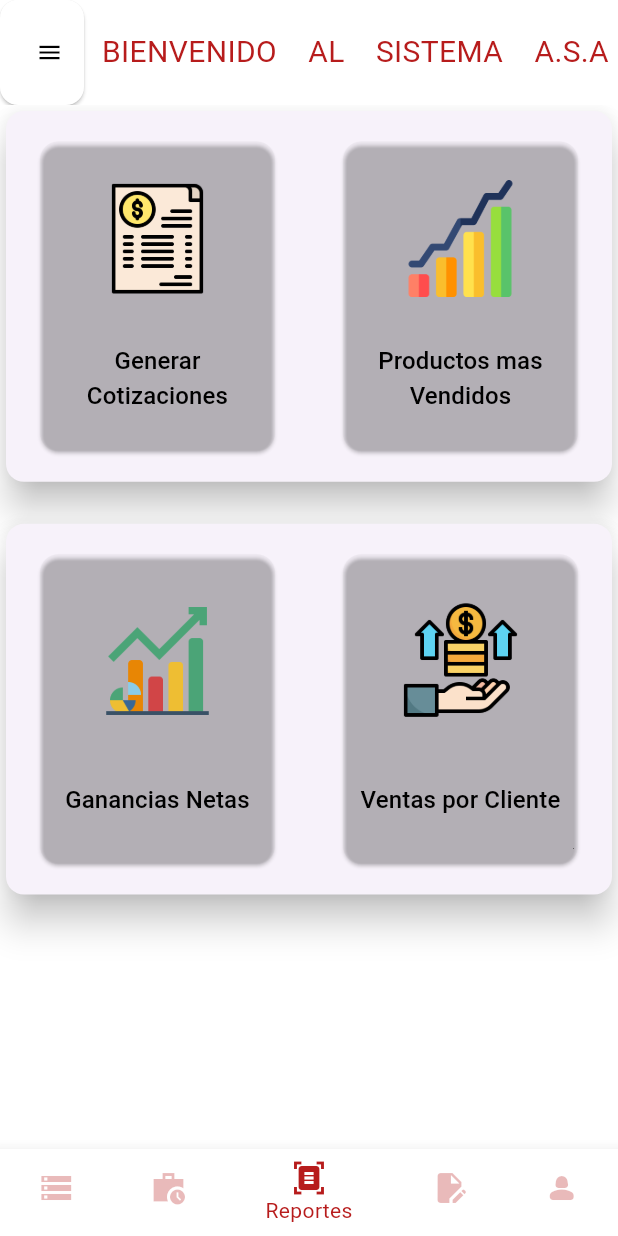
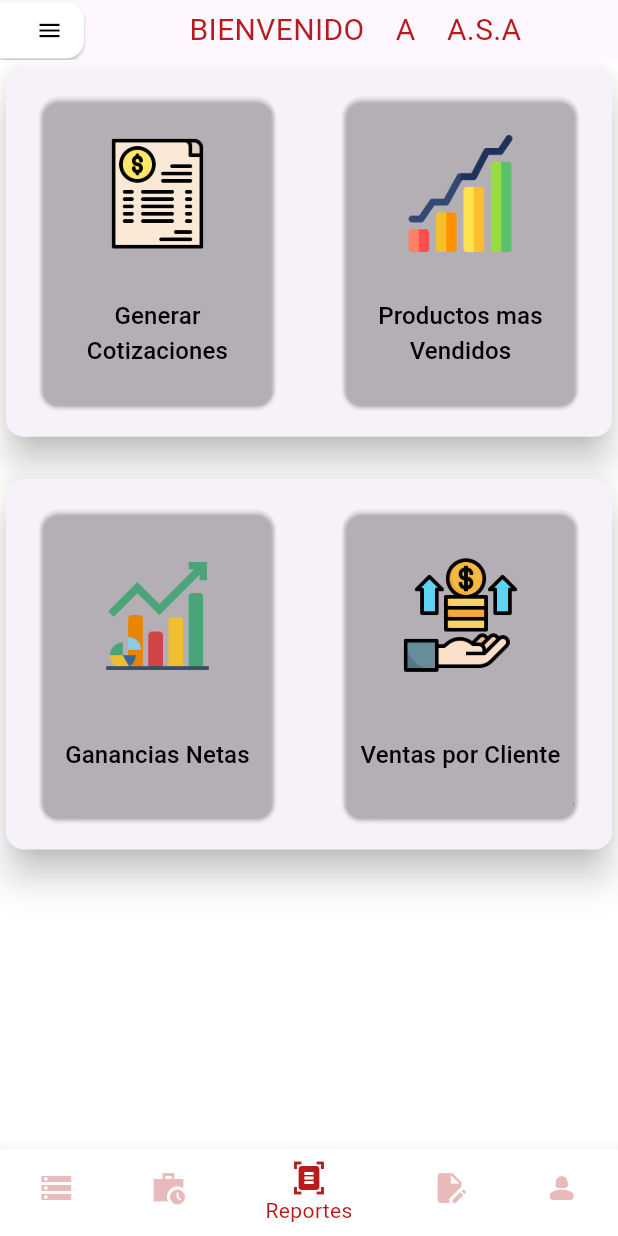
Before and after one commit to LuisCalleLazo/SanAndres_Mobile, a Flutter app: the HomePage screen opened by its route, swiped to page 3, on a phone screen of 412 x 824 dp. Run offline on Flutter 3.47's test engine with Material 3 defaults, Android fonts, the phone set to English and light mode, and no system bars; our stand-ins replace dio, flutter_dotenv, flutter_secure_storage, go_router, google_fonts, image_picker and 4 more; missing offline and left inert: flutter_pdfview; accounts and stored records are empty; network calls fail.

Commit message:
Change AppBar toogle

```diff
--- a/lib/presentation/pages/app/home_page.dart
+++ b/lib/presentation/pages/app/home_page.dart
@@ -60,15 +60,19 @@ class _HomePageState extends State<HomePage> {
       children: [
         Scaffold(
           appBar: AppBar(
-            toolbarHeight: 70,
-            backgroundColor: Colors.white,
+            toolbarHeight: 40,
+            // backgroundColor: Colors.white,
             automaticallyImplyLeading: false,
-            leading: BtnIconDev(
-              icon: Icons.menu,
-              width: 50,
-              heigth: 50,
-              color: Colors.white,
-              onPressed: _toggleMenu,
+            leading: Padding(
+              padding: const EdgeInsets.symmetric(vertical: 1),
+              child: BtnIconDev(
+                icon: Icons.menu,
+                width: 50,
+                heigth: 30,
+                color: Colors.white,
+                onPressed: _toggleMenu,
+                borderCircular: const BorderRadius.horizontal(right: Radius.circular(12)),
+              ),
             ),
             actions: [
               Container(
@@ -76,7 +80,7 @@ class _HomePageState extends State<HomePage> {
                 height: 50,
                 alignment: Alignment.center,
                 child: Text(
-                  "BIENVENIDO    AL    SISTEMA    A.S.A",
+                  "BIENVENIDO    A    A.S.A",
                   textAlign: TextAlign.justify,
                   style: GoogleFonts.sairaStencilOne(
                       fontSize: 20, color: Colors.red[900]),
--- a/lib/presentation/widgets/buttons/btn_icon_dev.dart
+++ b/lib/presentation/widgets/buttons/btn_icon_dev.dart
@@ -12,6 +12,7 @@ class BtnIconDev extends StatelessWidget {
   final double? maxWidth;
   final double? minHeight;
   final double? maxHeight;
+  final BorderRadius? borderCircular;
   const BtnIconDev({
     super.key,
     required this.onPressed,
@@ -25,6 +26,7 @@ class BtnIconDev extends StatelessWidget {
     this.maxWidth = 150.0,
     this.minHeight = 30.0,
     this.maxHeight = 100.0,
+    this.borderCircular,
   });
 
   @override
@@ -43,7 +45,7 @@ class BtnIconDev extends StatelessWidget {
             backgroundColor: WidgetStatePropertyAll(color),
             shape: WidgetStateProperty.all<RoundedRectangleBorder>(
               RoundedRectangleBorder(
-                borderRadius: BorderRadius.circular(12),
+                borderRadius: (borderCircular ?? BorderRadius.circular(12)),
               ),
             ),
           ),
```
